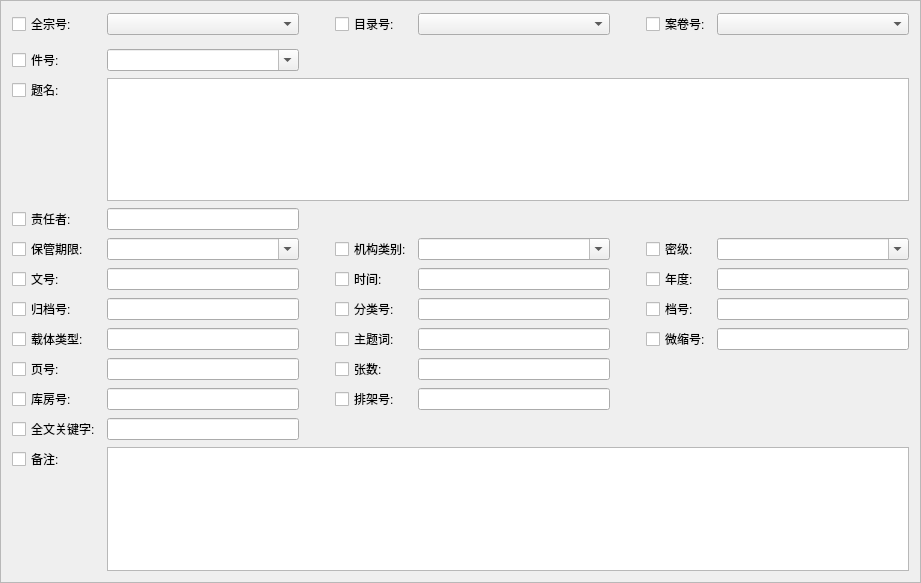
Qt form ArchiveManager/src/jnwj/jnwjdetailsfrm.ui (shufameng/ArchiveManager) before a commit.
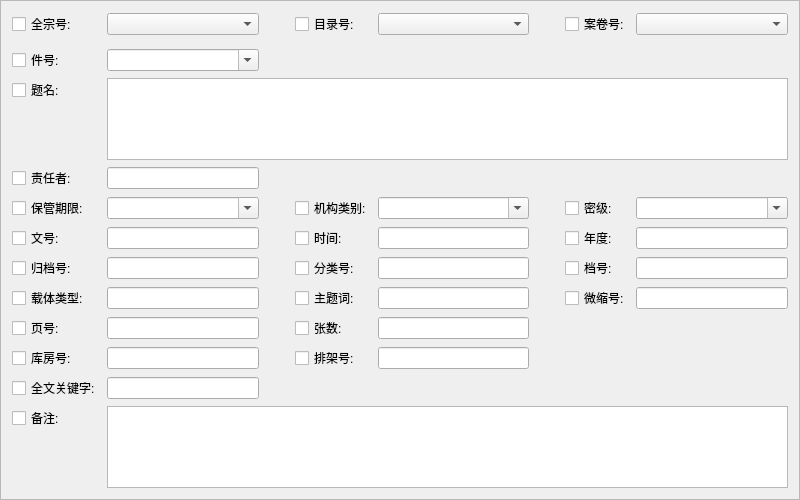
The same form after that commit.

Patch:
```diff
--- a/ArchiveManager/src/jnwj/jnwjdetailsfrm.ui
+++ b/ArchiveManager/src/jnwj/jnwjdetailsfrm.ui
@@ -6,10 +6,22 @@
    <rect>
     <x>0</x>
     <y>0</y>
-    <width>921</width>
-    <height>583</height>
+    <width>800</width>
+    <height>500</height>
    </rect>
   </property>
+  <property name="minimumSize">
+   <size>
+    <width>0</width>
+    <height>0</height>
+   </size>
+  </property>
+  <property name="maximumSize">
+   <size>
+    <width>16777215</width>
+    <height>16777215</height>
+   </size>
+  </property>
   <property name="windowTitle">
    <string>Frame</string>
   </property>
```
